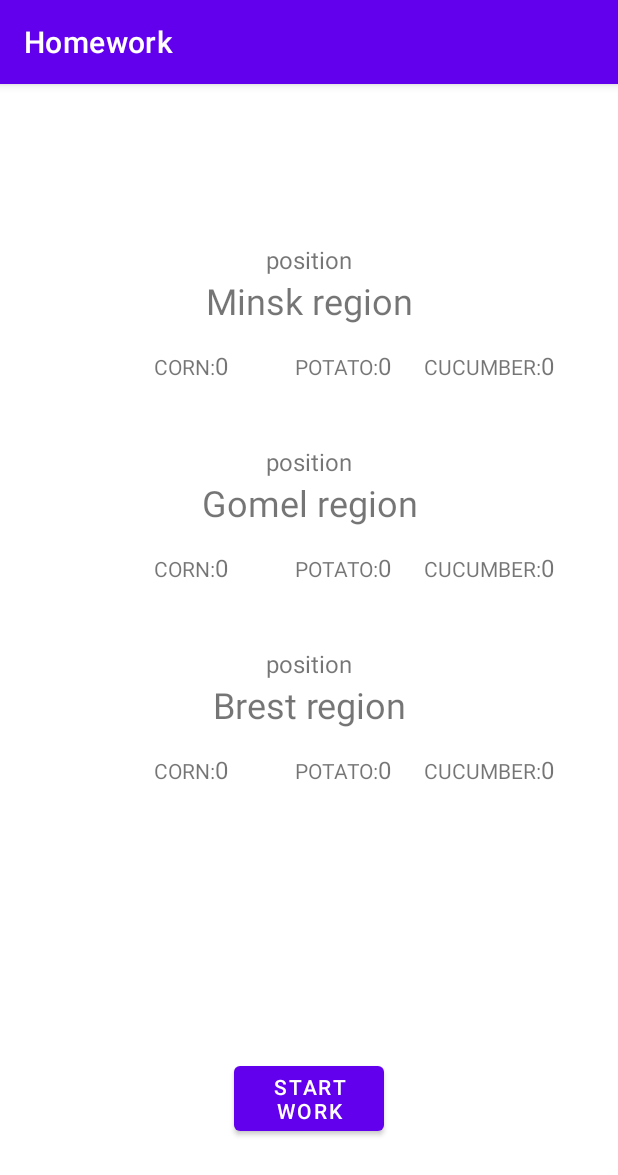
After one commit to VasilevichDev/HomeWork, an Android app: the Agro screen opened directly, with no data from a screen before it, on a phone screen of 412 x 824 dp. The commit adds this screen. Shown: the top 1175 px of the screen. Run offline under Robolectric (Android 15) with nearby library versions, the phone set to English and light mode, and no system bars.

Commit message:
dz3 finish

```diff
--- /dev/null
+++ b/app/src/main/java/com/example/homework/Agro.kt
@@ -0,0 +1,99 @@
+package com.example.homework
+
+import androidx.appcompat.app.AppCompatActivity
+import android.os.Bundle
+import android.view.View
+import android.widget.TextView
+import androidx.lifecycle.Observer
+import androidx.lifecycle.ViewModelProvider
+import kotlinx.android.synthetic.main.activity_agro.*
+
+
+class Agro : AppCompatActivity() {
+
+    lateinit var viewModel: AgroViewModel
+
+    override fun onCreate(savedInstanceState: Bundle?) {
+        super.onCreate(savedInstanceState)
+        setContentView(R.layout.activity_agro)
+        viewModel = ViewModelProvider(this).get(AgroViewModel::class.java)
+
+        val cornMinsk = findViewById<TextView>(R.id.corn_box_minsk)
+        val potatoMinsk = findViewById<TextView>(R.id.potato_box_minsk)
+        val cucumberMinsk = findViewById<TextView>(R.id.cucumber_box_minsk)
+
+        val cornGomel = findViewById<TextView>(R.id.corn_box_gomel)
+        val potatoGomel = findViewById<TextView>(R.id.potato_box_gomel)
+        val cucumberGomel = findViewById<TextView>(R.id.cucumber_box_gomel)
+
+        val cornBrest = findViewById<TextView>(R.id.corn_box_brest)
+        val potatoBrest = findViewById<TextView>(R.id.potato_box_brest)
+        val cucumberBrest = findViewById<TextView>(R.id.cucumber_box_brest)
+
+        val position1 = findViewById<TextView>(R.id.position_minsk)
+        val position2 = findViewById<TextView>(R.id.position_gomel)
+        val position3 = findViewById<TextView>(R.id.position_brest)
+
+
+        viewModel.sumCornMinsk.observe(this, Observer<Int> {
+            cornMinsk.text = it.toString()
+        }
+        )
+
+        viewModel.sumPotatoMinsk.observe(this, Observer<Int> {
+            potatoMinsk.text = it.toString()
+        }
+        )
+
+        viewModel.sumCucumberMinsk.observe(this, Observer<Int> {
+            cucumberMinsk.text = it.toString()
+        }
+        )
+
+        viewModel.sumCornGomel.observe(this, Observer<Int> {
+            cornGomel.text = it.toString()
+        }
+        )
+
+        viewModel.sumPotatoGomel.observe(this, Observer<Int> {
+            potatoGomel.text = it.toString()
+        }
+        )
+
+        viewModel.sumCucumberGomel.observe(this, Observer<Int> {
+            cucumberGomel.text = it.toString()
+        }
+        )
+
+        viewModel.sumCornBrest.observe(this, Observer<Int> {
+            cornBrest.text = it.toString()
+        }
+        )
+
+        viewModel.sumPotatoBrest.observe(this, Observer<Int> {
+            potatoBrest.text = it.toString()
+        }
+        )
+
+        viewModel.sumCucumberBrest.observe(this, Observer<Int> {
+            cucumberBrest.text = it.toString()
+        }
+        )
+
+        viewModel.positionOfRegionMinsk.observe(this, Observer<Int> {
+            position1.text = it.toString()
+        })
+        viewModel.positionOfRegionGomel.observe(this, Observer<Int> {
+            position2.text = it.toString()
+        })
+        viewModel.positionOfRegionBrest.observe(this, Observer<Int> {
+            position3.text = it.toString()
+        })
+
+        button_start.setOnClickListener {
+            viewModel.beginningWork()
+        }
+    }
+
+
+}
--- /dev/null
+++ b/app/src/main/java/com/example/homework/AgroViewModel.kt
@@ -0,0 +1,123 @@
+package com.example.homework
+
+import androidx.lifecycle.MutableLiveData
+import androidx.lifecycle.ViewModel
+
+import androidx.lifecycle.viewModelScope
+import kotlinx.coroutines.delay
+import kotlinx.coroutines.launch
+import kotlin.random.Random
+
+class AgroViewModel : ViewModel() {
+
+    var position = 0
+
+    var positionOfRegionMinsk = MutableLiveData<Int>()
+    var positionOfRegionGomel = MutableLiveData<Int>()
+    var positionOfRegionBrest = MutableLiveData<Int>()
+
+    var sumCornMinsk = MutableLiveData<Int>()
+    var sumPotatoMinsk = MutableLiveData<Int>()
+    var sumCucumberMinsk = MutableLiveData<Int>()
+
+    var sumCornGomel = MutableLiveData<Int>()
+    var sumPotatoGomel = MutableLiveData<Int>()
+    var sumCucumberGomel = MutableLiveData<Int>()
+
+    var sumCornBrest = MutableLiveData<Int>()
+    var sumPotatoBrest = MutableLiveData<Int>()
+    var sumCucumberBrest = MutableLiveData<Int>()
+
+
+    fun beginningWork() {
+
+        viewModelScope.launch {
+            var res1 = true
+            var cornMinsk = 0
+            var potatoMinsk = 0
+            var cucumberMinsk = 0
+
+            while (res1) {
+                sumCornMinsk.value = cornMinsk
+                sumPotatoMinsk.value = potatoMinsk
+                sumCucumberMinsk.value = cucumberMinsk
+                delay(700)
+
+                if (cornMinsk < 1000) cornMinsk += 70
+                else cornMinsk = 1000
+
+                if (potatoMinsk < 1000) potatoMinsk += 60
+                else potatoMinsk = 1000
+
+                if (cucumberMinsk < 1000) cucumberMinsk += 80
+                else cucumberMinsk = 1000
+
+
+
+                if (cornMinsk + potatoMinsk + cucumberMinsk == 3000) {
+                    positionOfRegionMinsk.value = ++position
+                    res1 = false
+                }
+            }
+
+        }
+
+        viewModelScope.launch {
+            var res2 = true
+            var cornGomel = 0
+            var potatoGomel = 0
+            var cucumberGomel = 0
+
+            while (res2) {
+                sumCornGomel.value = cornGomel
+                sumPotatoGomel.value = potatoGomel
+                sumCucumberGomel.value = cucumberGomel
+                delay(600)
+
+                if (cornGomel < 1000) cornGomel += 90
+                else cornGomel = 1000
+
+                if (potatoGomel < 1000) potatoGomel += 80
+                else potatoGomel = 1000
+
+                if (cucumberGomel < 1000) cucumberGomel += 100
+                else cucumberGomel = 1000
+
+                if (cornGomel + potatoGomel + cucumberGomel == 3000) {
+                    positionOfRegionGomel.value = ++position
+                    res2 = false
+                }
+            }
+        }
+
+        viewModelScope.launch {
+            var res3 = true
+            var cornBrest = 0
+            var potatoBrest = 0
+            var cucumberBrest = 0
+
+            while (res3) {
+                sumCornBrest.value = cornBrest
+                sumPotatoBrest.value = potatoBrest
+                sumCucumberBrest.value = cucumberBrest
+                delay(800)
+
+                if (cornBrest < 1000) cornBrest += 120
+                else cornBrest = 1000
+
+                if (potatoBrest < 1000) potatoBrest += 30
+                else potatoBrest = 1000
+
+                if (cucumberBrest < 1000) cucumberBrest += 50
+                else cucumberBrest = 1000
+
+                if (cornBrest + potatoBrest + cucumberBrest == 3000) {
+                    positionOfRegionBrest.value = ++position
+                    res3 = false
+                }
+            }
+        }
+
+    }
+
+}
--- a/app/src/main/java/com/example/homework/MainActivity.kt
+++ b/app/src/main/java/com/example/homework/MainActivity.kt
@@ -5,8 +5,10 @@ import androidx.appcompat.app.AppCompatActivity
 import android.os.Bundle
 import android.view.View
 import android.widget.Button
+import androidx.lifecycle.ViewModel
 
 class MainActivity : AppCompatActivity() {
+
     override fun onCreate(savedInstanceState: Bundle?) {
         super.onCreate(savedInstanceState)
         setContentView(R.layout.activity_main)
@@ -18,4 +20,9 @@ class MainActivity : AppCompatActivity() {
         startActivity(intent)
     }
 
+    fun onCLickGoToAgro(view: View) {
+        val intent = Intent(this, Agro::class.java)
+        startActivity(intent)
+    }
+
 }
--- /dev/null
+++ b/app/src/main/res/layout/activity_agro.xml
@@ -0,0 +1,253 @@
+<?xml version="1.0" encoding="utf-8"?>
+<androidx.constraintlayout.widget.ConstraintLayout xmlns:android="http://schemas.android.com/apk/res/android"
+    xmlns:app="http://schemas.android.com/apk/res-auto"
+    xmlns:tools="http://schemas.android.com/tools"
+    android:layout_width="match_parent"
+    android:layout_height="match_parent"
+    tools:context=".Agro">
+
+    <Button
+        android:id="@+id/button_start"
+        android:layout_width="100dp"
+        android:layout_height="wrap_content"
+        app:layout_constraintStart_toStartOf="parent"
+        app:layout_constraintEnd_toEndOf="parent"
+        app:layout_constraintBottom_toBottomOf="parent"
+        android:layout_marginBottom="64dp"
+        android:text="@string/start_work"/>
+
+    <TextView
+        android:id="@+id/name_first_region"
+        android:layout_width="match_parent"
+        android:layout_height="wrap_content"
+        android:layout_marginTop="128dp"
+        android:gravity="center"
+        android:text="@string/minsk_region"
+        android:textSize="24sp"
+        app:layout_constraintEnd_toEndOf="parent"
+        app:layout_constraintStart_toStartOf="parent"
+        app:layout_constraintTop_toTopOf="parent" />
+
+    <TextView
+        android:id="@+id/position_minsk"
+        android:layout_width="match_parent"
+        android:layout_height="wrap_content"
+        app:layout_constraintStart_toStartOf="parent"
+        app:layout_constraintEnd_toEndOf="parent"
+        android:textSize="16sp"
+        android:gravity="center"
+        android:text="position"
+        app:layout_constraintBottom_toTopOf="@id/name_first_region"
+        android:layout_marginTop="16dp"/>
+
+    <LinearLayout
+        android:id="@+id/result_first_region"
+        android:layout_width="wrap_content"
+        android:layout_height="wrap_content"
+        android:layout_marginTop="16dp"
+        android:orientation="horizontal"
+        app:layout_constraintEnd_toEndOf="parent"
+        app:layout_constraintStart_toStartOf="parent"
+        app:layout_constraintTop_toBottomOf="@id/name_first_region">
+
+        <TextView
+            android:layout_width="100dp"
+            android:layout_height="wrap_content"
+            android:gravity="end"
+            android:text="@string/corn" />
+
+        <TextView
+            android:id="@+id/corn_box_minsk"
+            android:layout_width="wrap_content"
+            android:layout_height="wrap_content"
+            android:gravity="center"
+            android:text="@string/start_value"
+            android:textSize="16sp" />
+
+        <TextView
+            android:layout_width="100dp"
+            android:layout_height="wrap_content"
+            android:gravity="end"
+            android:text="@string/potato" />
+
+        <TextView
+            android:id="@+id/potato_box_minsk"
+            android:layout_width="wrap_content"
+            android:layout_height="wrap_content"
+            android:gravity="center"
+            android:text="@string/start_value"
+            android:textSize="16sp" />
+
+        <TextView
+            android:layout_width="100dp"
+            android:layout_height="wrap_content"
+            android:gravity="end"
+            android:text="@string/cucumber" />
+
+        <TextView
+            android:id="@+id/cucumber_box_minsk"
+            android:layout_width="wrap_content"
+            android:layout_height="wrap_content"
+            android:gravity="center"
+            android:text="@string/start_value"
+            android:textSize="16sp" />
+
+    </LinearLayout>
+
+    <TextView
+        android:id="@+id/name_second_region"
+        android:layout_width="match_parent"
+        android:layout_height="wrap_content"
+        android:layout_marginTop="64dp"
+        android:gravity="center"
+        android:text="@string/gomel_region"
+        android:textSize="24sp"
+        app:layout_constraintEnd_toEndOf="parent"
+        app:layout_constraintStart_toStartOf="parent"
+        app:layout_constraintTop_toBottomOf="@id/result_first_region" />
+
+    <TextView
+        android:id="@+id/position_gomel"
+        android:layout_width="match_parent"
+        android:layout_height="wrap_content"
+        android:gravity="center"
+        android:text="position"
+        app:layout_constraintStart_toStartOf="parent"
+        app:layout_constraintEnd_toEndOf="parent"
+        android:textSize="16sp"
+        app:layout_constraintBottom_toTopOf="@id/name_second_region"
+        android:layout_marginTop="16dp"/>
+
+    <LinearLayout
+        android:id="@+id/result_second_region"
+        android:layout_width="wrap_content"
+        android:layout_height="wrap_content"
+        android:layout_marginTop="16dp"
+        android:orientation="horizontal"
+        app:layout_constraintEnd_toEndOf="parent"
+        app:layout_constraintStart_toStartOf="parent"
+        app:layout_constraintTop_toBottomOf="@id/name_second_region">
+
+        <TextView
+            android:layout_width="100dp"
+            android:layout_height="wrap_content"
+            android:gravity="end"
+            android:text="@string/corn" />
+
+        <TextView
+            android:id="@+id/corn_box_gomel"
+            android:layout_width="wrap_content"
+            android:layout_height="wrap_content"
+            android:gravity="center"
+            android:text="@string/start_value"
+            android:textSize="16sp" />
+
+        <TextView
+            android:layout_width="100dp"
+            android:layout_height="wrap_content"
+            android:gravity="end"
+            android:text="@string/potato" />
+
+        <TextView
+            android:id="@+id/potato_box_gomel"
+            android:layout_width="wrap_content"
+            android:layout_height="wrap_content"
+            android:gravity="center"
+            android:text="@string/start_value"
+            android:textSize="16sp" />
+
+        <TextView
+            android:layout_width="100dp"
+            android:layout_height="wrap_content"
+            android:gravity="end"
+            android:text="@string/cucumber" />
+
+        <TextView
+            android:id="@+id/cucumber_box_gomel"
+            android:layout_width="wrap_content"
+            android:layout_height="wrap_content"
+            android:gravity="center"
+            android:text="@string/start_value"
+            android:textSize="16sp" />
+
+    </LinearLayout>
+
+    <TextView
+        android:id="@+id/name_third_region"
+        android:layout_width="match_parent"
+        android:layout_height="wrap_content"
+        android:layout_marginTop="64dp"
+        android:gravity="center"
+        android:text="@string/brest_region"
+        android:textSize="24sp"
+        app:layout_constraintEnd_toEndOf="parent"
+        app:layout_constraintStart_toStartOf="parent"
+        app:layout_constraintTop_toBottomOf="@id/result_second_region" />
+
+    <TextView
+        android:id="@+id/position_brest"
+        android:layout_width="match_parent"
+        android:layout_height="wrap_content"
+        android:text="position"
+        app:layout_constraintStart_toStartOf="parent"
+        app:layout_constraintEnd_toEndOf="parent"
+        android:textSize="16sp"
+        android:gravity="center"
+        app:layout_constraintBottom_toTopOf="@id/name_third_region"
+        android:layout_marginTop="16dp"/>
+
+    <LinearLayout
+        android:id="@+id/result_third_region"
+        android:layout_width="wrap_content"
+        android:layout_height="wrap_content"
+        android:layout_marginTop="16dp"
+        android:orientation="horizontal"
+        app:layout_constraintEnd_toEndOf="parent"
+        app:layout_constraintStart_toStartOf="parent"
+        app:layout_constraintTop_toBottomOf="@id/name_third_region">
+
+        <TextView
+            android:layout_width="100dp"
+            android:layout_height="wrap_content"
+            android:gravity="end"
+            android:text="@string/corn" />
+
+        <TextView
+            android:id="@+id/corn_box_brest"
+            android:layout_width="wrap_content"
+            android:layout_height="wrap_content"
+            android:gravity="center"
+            android:text="@string/start_value"
+            android:textSize="16sp" />
+
+        <TextView
+            android:layout_width="100dp"
+            android:layout_height="wrap_content"
+            android:gravity="end"
+            android:text="@string/potato" />
+
+        <TextView
+            android:id="@+id/potato_box_brest"
+            android:layout_width="wrap_content"
+            android:layout_height="wrap_content"
+            android:gravity="center"
+            android:text="@string/start_value"
+            android:textSize="16sp" />
+
+        <TextView
+            android:layout_width="100dp"
+            android:layout_height="wrap_content"
+            android:gravity="end"
+            android:text="@string/cucumber" />
+
+        <TextView
+            android:id="@+id/cucumber_box_brest"
+            android:layout_width="wrap_content"
+            android:layout_height="wrap_content"
+            android:gravity="center"
+            android:text="@string/start_value"
+            android:textSize="16sp" />
+
+    </LinearLayout>
+
+</androidx.constraintlayout.widget.ConstraintLayout>
--- a/app/src/main/res/layout/activity_main.xml
+++ b/app/src/main/res/layout/activity_main.xml
@@ -32,6 +32,7 @@
         android:layout_width="wrap_content"
         android:layout_height="wrap_content"
         android:layout_marginTop="32dp"
+        android:onClick="onCLickGoToAgro"
         android:text="@string/homework_3"
         app:layout_constraintEnd_toEndOf="@+id/button2"
         app:layout_constraintHorizontal_bias="1.0"
--- a/app/src/main/res/values/strings.xml
+++ b/app/src/main/res/values/strings.xml
@@ -5,5 +5,13 @@
     <string name="homework_3">Homework_3</string>
     <string name="download">Download</string>
     <string name="enter_URL">enter_url</string>
+    <string name="minsk_region">Minsk region</string>
+    <string name="start_value">0</string>
+    <string name="gomel_region">Gomel region</string>
+    <string name="brest_region">Brest region</string>
+    <string name="corn">CORN:</string>
+    <string name="potato">POTATO:</string>
+    <string name="cucumber">CUCUMBER:</string>
+    <string name="start_work">Start work</string>
 
 </resources>
```
Also changed, not shown: app/build.gradle (+7 -1 lines), app/src/main/AndroidManifest.xml (+2 -5 lines).
